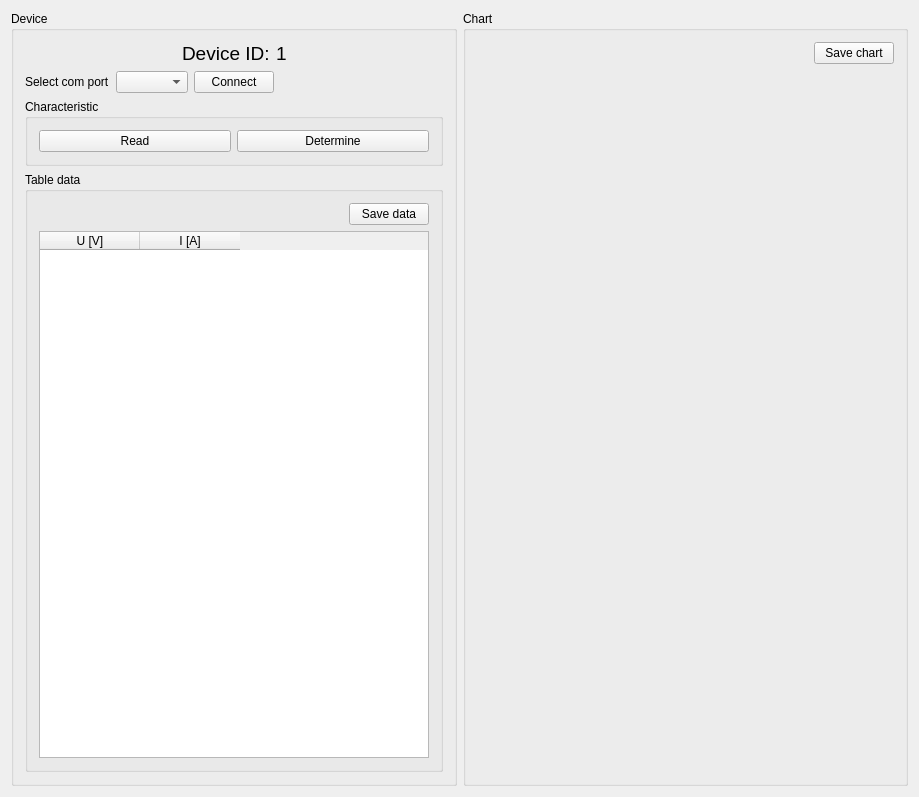
First picture: the form in discharger_desktop/discharger_desktop/DevChticWgt.ui, repository AdamStalica/discharger, before the edit.
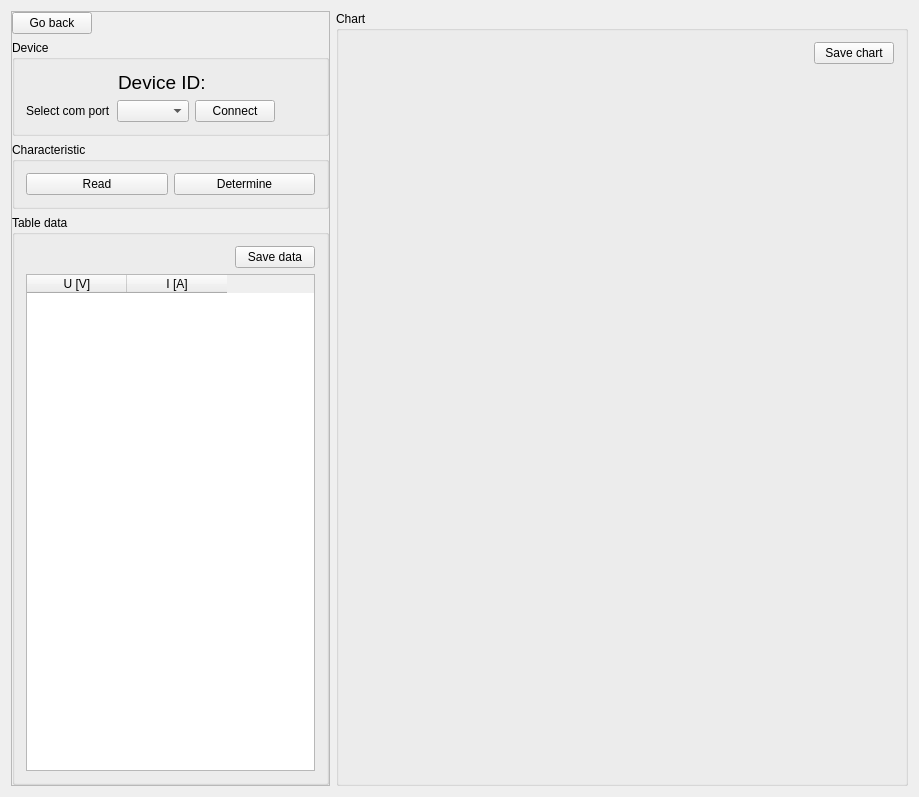
Second picture: the form after the edit. Icons and pictures are not drawn. Custom widgets are drawn as their Qt base class.

The edit to the form file:
```diff
--- a/discharger_desktop/discharger_desktop/DevChticWgt.ui
+++ b/discharger_desktop/discharger_desktop/DevChticWgt.ui
@@ -15,9 +15,53 @@
   </property>
   <layout class="QHBoxLayout" name="horizontalLayout_2">
    <item>
-    <layout class="QVBoxLayout" name="verticalLayout">
+    <widget class="QFrame" name="frame">
+     <property name="sizePolicy">
+      <sizepolicy hsizetype="Maximum" vsizetype="Preferred">
+       <horstretch>0</horstretch>
+       <verstretch>0</verstretch>
+      </sizepolicy>
+     </property>
+     <property name="frameShape">
+      <enum>QFrame::StyledPanel</enum>
+     </property>
+     <property name="frameShadow">
+      <enum>QFrame::Raised</enum>
+     </property>
+     <layout class="QVBoxLayout" name="verticalLayout_6">
+      <property name="leftMargin">
+       <number>0</number>
+      </property>
+      <property name="topMargin">
+       <number>0</number>
+      </property>
+      <property name="rightMargin">
+       <number>0</number>
+      </property>
+      <property name="bottomMargin">
+       <number>0</number>
+      </property>
+      <item>
+       <widget class="QPushButton" name="btnGoBack">
+        <property name="sizePolicy">
+         <sizepolicy hsizetype="Maximum" vsizetype="Fixed">
+          <horstretch>0</horstretch>
+          <verstretch>0</verstretch>
+         </sizepolicy>
+        </property>
+        <property name="text">
+         <string>Go back</string>
+        </property>
+       </widget>
+      </item>
      <item>
       <widget class="QGroupBox" name="groupBox_3">
+        <property name="sizePolicy">
+         <sizepolicy hsizetype="Maximum" vsizetype="Preferred">
+          <horstretch>0</horstretch>
+          <verstretch>0</verstretch>
+         </sizepolicy>
+        </property>
        <property name="title">
         <string>Device</string>
        </property>
@@ -69,7 +113,7 @@
              </font>
             </property>
             <property name="text">
-             <string>1</string>
+              <string/>
             </property>
            </widget>
           </item>
@@ -141,14 +185,29 @@
           </item>
          </layout>
         </item>
+        </layout>
+       </widget>
+      </item>
         <item>
          <widget class="QGroupBox" name="groupBox_4">
+        <property name="sizePolicy">
+         <sizepolicy hsizetype="Expanding" vsizetype="Preferred">
+          <horstretch>0</horstretch>
+          <verstretch>0</verstretch>
+         </sizepolicy>
+        </property>
           <property name="title">
            <string>Characteristic</string>
           </property>
           <layout class="QHBoxLayout" name="horizontalLayout_4">
            <item>
             <widget class="QPushButton" name="btnRead">
+           <property name="sizePolicy">
+            <sizepolicy hsizetype="Expanding" vsizetype="Fixed">
+             <horstretch>0</horstretch>
+             <verstretch>0</verstretch>
+            </sizepolicy>
+           </property>
              <property name="text">
               <string>Read</string>
              </property>
@@ -156,6 +215,12 @@
            </item>
            <item>
             <widget class="QPushButton" name="btnDeterm">
+           <property name="sizePolicy">
+            <sizepolicy hsizetype="Expanding" vsizetype="Fixed">
+             <horstretch>0</horstretch>
+             <verstretch>0</verstretch>
+            </sizepolicy>
+           </property>
              <property name="text">
               <string>Determine</string>
              </property>
@@ -166,6 +231,12 @@
         </item>
         <item>
          <widget class="QGroupBox" name="groupBox_2">
+        <property name="sizePolicy">
+         <sizepolicy hsizetype="Expanding" vsizetype="Preferred">
+          <horstretch>0</horstretch>
+          <verstretch>0</verstretch>
+         </sizepolicy>
+        </property>
           <property name="title">
            <string>Table data</string>
           </property>
@@ -209,10 +280,14 @@
        </layout>
       </widget>
      </item>
-    </layout>
-   </item>
    <item>
     <widget class="QGroupBox" name="groupBox">
+     <property name="sizePolicy">
+      <sizepolicy hsizetype="Expanding" vsizetype="Preferred">
+       <horstretch>0</horstretch>
+       <verstretch>0</verstretch>
+      </sizepolicy>
+     </property>
      <property name="title">
       <string>Chart</string>
      </property>
@@ -233,7 +308,7 @@
       <item>
        <widget class="QCustomPlot" name="plot" native="true">
         <property name="sizePolicy">
-         <sizepolicy hsizetype="Expanding" vsizetype="Preferred">
+         <sizepolicy hsizetype="Expanding" vsizetype="Expanding">
           <horstretch>0</horstretch>
           <verstretch>0</verstretch>
          </sizepolicy>
```
Left out of the diff: 12 changed lines with no effect on the pictures. Lines whose indentation alone changed are shown as unchanged.
